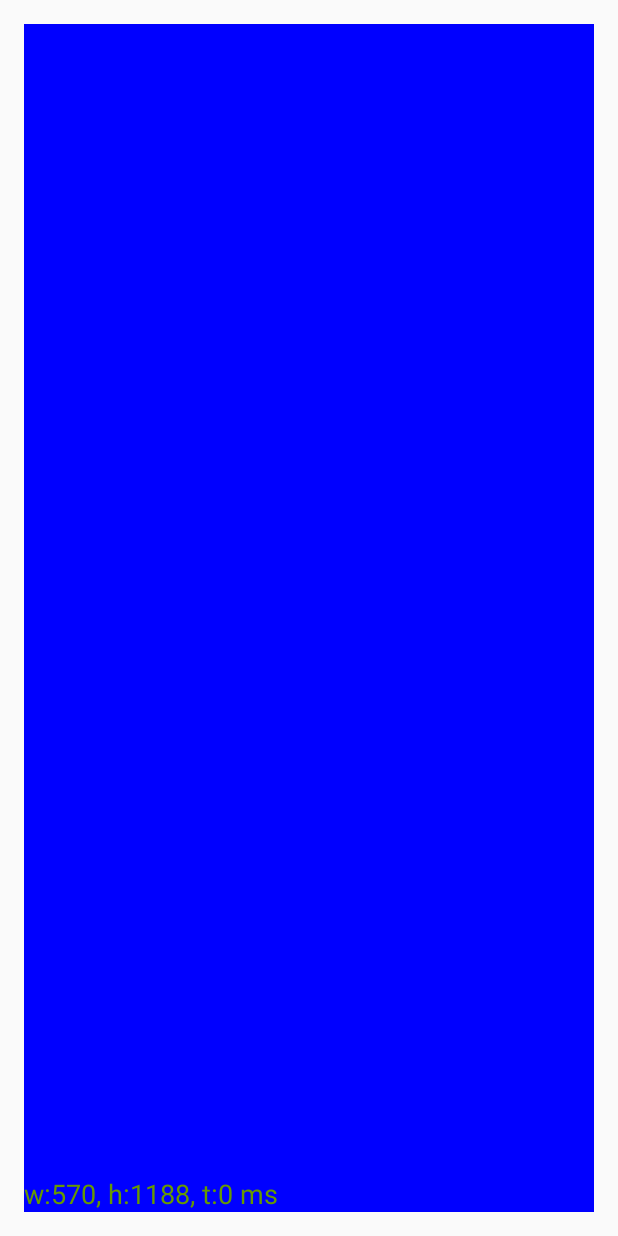
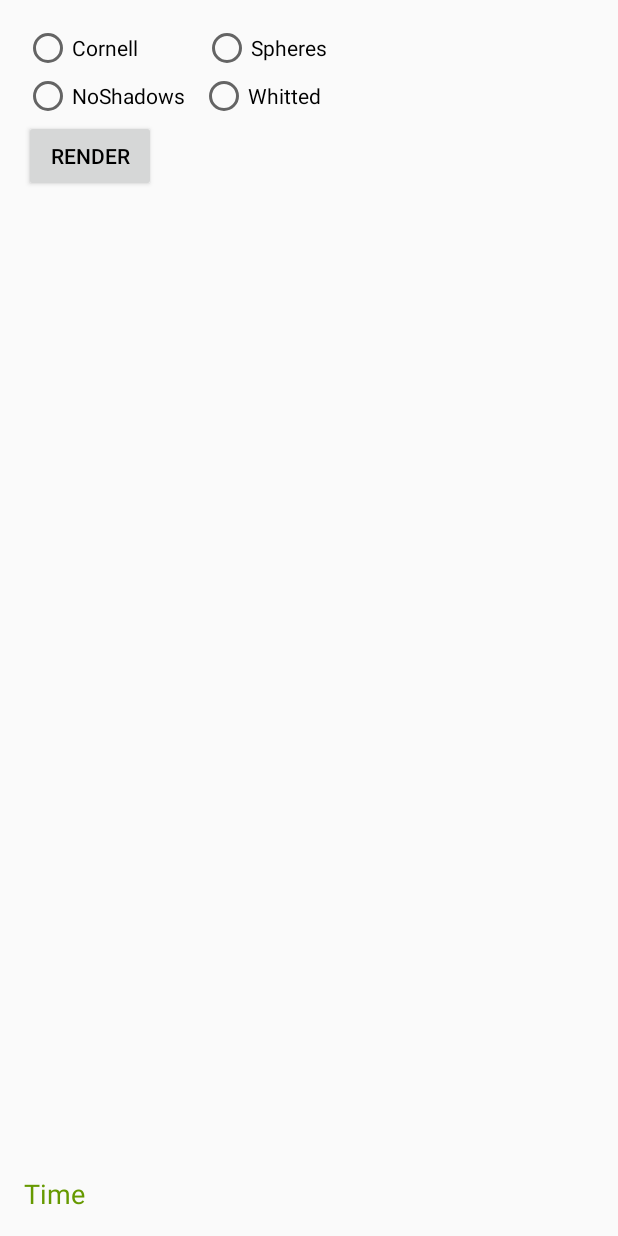
Before and after one commit to mohammadt3anii/MobileRayTracer, an Android app: the screen it shows after launch (MainActivity), on a phone screen of 412 x 824 dp. Run offline under Robolectric (Android 15) with nearby library versions, the light colour scheme and no system bars.

Commit message:
Rearranged the user interface

```diff
--- a/app/src/main/java/com/example/puscas/mobileraytracer/DrawView.java
+++ b/app/src/main/java/com/example/puscas/mobileraytracer/DrawView.java
@@ -12,63 +12,55 @@ public class DrawView extends View {
     private DrawViewImpl impl_;
     private long lastRenderTime_;
     private TextView textView_;
+    private int scene_;
+    private int shader_;
 
     public DrawView(Context context) {
         super(context);
-        init(context);
+        this.init(context);
     }
 
     public DrawView(Context context, AttributeSet attrs) {
         super(context, attrs);
-        init(context);
+        this.init(context);
     }
 
     public DrawView(Context context, AttributeSet attrs, int defStyle) {
         super(context, attrs, defStyle);
-        init(context);
+        this.init(context);
+    }
+
+    public void createScene(int scene, int shader, TextView textView) {
+        this.scene_ = scene;
+        this.shader_ = shader;
+        this.lastRenderTime_ = 0;
+        this.textView_ = textView;
+        this.impl_ = new DrawViewImpl(this.getWidth(), this.getHeight(), this.scene_, this.shader_);
     }
 
     private void init(Context context) {
-        lastRenderTime_ = 0;
-        textView_ = null;
-        post(new Runnable() {
-            @Override
-            public void run() {
-                impl_ = new DrawViewImpl(getWidth(), getHeight());
-            }
-        });
+
     }
 
     @Override
     public void onDraw(Canvas canvas) {
-        if(!isInEditMode())
+        if (!this.isInEditMode())
         {
             long start = SystemClock.elapsedRealtime();
 
-            //Call the implementation (it have the connection to c++)
-            impl_.onDraw(canvas);
+            //Call the implementation (it has the connection to c++)
+            this.impl_.onDraw(canvas);
 
-            lastRenderTime_ = SystemClock.elapsedRealtime() - start;
-            if(textView_ != null)
+            this.lastRenderTime_ = SystemClock.elapsedRealtime() - start;
+            if (this.textView_ != null)
             {
-                textView_.setText("w:"+getWidth()+", h:"+getHeight()+", t:"+lastRenderTime_+" ms");
+                this.textView_.setText("w:" + this.getWidth() + ", h:" + this.getHeight() + ", t:" + this.lastRenderTime_ + " ms");
             }
-
-
-
-
-            //TODO:: need to call this when the user want or in 1 in 1 second
-            //invalidate();
         }
-    }
-
-    public void setTextView(TextView textView)
-    {
-        textView_ = textView;
     }
 
     public long getLastRenderTime()
     {
-        return lastRenderTime_;
+        return this.lastRenderTime_;
     }
 }
--- a/app/src/main/java/com/example/puscas/mobileraytracer/DrawViewImpl.java
+++ b/app/src/main/java/com/example/puscas/mobileraytracer/DrawViewImpl.java
@@ -1,6 +1,7 @@
 package com.example.puscas.mobileraytracer;
 
 import android.graphics.Bitmap;
+import android.graphics.Bitmap.Config;
 import android.graphics.Canvas;
 import android.graphics.Color;
 import android.os.SystemClock;
@@ -14,36 +15,38 @@ public class DrawViewImpl
     static {
         System.loadLibrary("DrawView");
     }
-    private native void initialize(int scene, int shader, int width, int height);
-    private native void drawIntoBitmap(Bitmap image, int width, int height, long elapsedTime);
 
-    private int width_ = 0;
-    private int height_ = 0;
+    private int width_;
+    private int height_;
     private Bitmap bitmap_;
 
-    public DrawViewImpl( int width, int height) {
-        width_ = width;
-        height_ = height;
+    public DrawViewImpl(int width, int height, int scene, int shader) {
+        this.width_ = width;
+        this.height_ = height;
 
-        initialize( 1, 1, width, height);
+        this.initialize(scene, shader, width, height);
     }
+
+    private native void initialize(int scene, int shader, int width, int height);
+
+    private native void drawIntoBitmap(Bitmap image, int width, int height, long elapsedTime);
 
     public void onDraw(Canvas canvas) {
         //Clear screen with background color
-        bitmap_ = Bitmap.createBitmap( width_, height_, Bitmap.Config.ARGB_8888);
-        bitmap_.eraseColor(Color.BLUE);
+        this.bitmap_ = Bitmap.createBitmap(this.width_, this.height_, Config.ARGB_8888);
+        this.bitmap_.eraseColor(Color.BLUE);
 
         long start = SystemClock.elapsedRealtime();
 
         // Call into our C++ code that renders to the bitmap
         //System.out.println(bitmap_.getWidth() + " " + bitmap_.getHeight());
-        drawIntoBitmap(bitmap_, width_, height_, SystemClock.elapsedRealtime());
+        this.drawIntoBitmap(this.bitmap_, this.width_, this.height_, SystemClock.elapsedRealtime());
 
         long end = SystemClock.elapsedRealtime() - start;
         System.out.println(end);
 
         // Present the bitmap on the screen
-        canvas.drawBitmap(bitmap_, 0.0f, 0.0f, null);
+        canvas.drawBitmap(this.bitmap_, 0.0f, 0.0f, null);
 
     }
 
--- a/app/src/main/java/com/example/puscas/mobileraytracer/MainActivity.java
+++ b/app/src/main/java/com/example/puscas/mobileraytracer/MainActivity.java
@@ -2,19 +2,76 @@ package com.example.puscas.mobileraytracer;
 
 import android.app.Activity;
 import android.os.Bundle;
+import android.view.View;
+import android.widget.Button;
+import android.widget.RadioButton;
 import android.widget.TextView;
+
+import com.example.puscas.mobileraytracer.R.id;
+import com.example.puscas.mobileraytracer.R.layout;
 
 public class MainActivity extends Activity {
 
-
+    private Button mRenderButton;
+    private TextView textView;
+    private DrawView drawView;
+    private int scene_;
+    private int shader_;
 
     @Override
     protected void onCreate(Bundle savedInstanceState) {
         super.onCreate(savedInstanceState);
-        setContentView(R.layout.activity_main);
+        this.setContentView(layout.activity_main);
 
-        TextView textView = (TextView) findViewById(R.id.timeText);
-        DrawView drawView = (DrawView) findViewById(R.id.viewDraw);
-        drawView.setTextView(textView);
+        this.textView = (TextView) this.findViewById(id.timeText);
+        this.drawView = (DrawView) this.findViewById(id.viewDraw);
+        this.mRenderButton = (Button) this.findViewById(id.renderButton);
+
+        this.drawView.setVisibility(View.INVISIBLE);
+    }
+
+    public void startRender(View view) {
+        this.mRenderButton.setEnabled(false);
+        System.out.println("scene = " + this.scene_);
+        this.drawView.invalidate();
+        this.drawView.createScene(this.scene_, this.shader_, this.textView);
+        this.drawView.setVisibility(View.VISIBLE);
+        this.mRenderButton.setEnabled(true);
+    }
+
+    public void onSceneRadioButtonClicked(View view) {
+        // Is the button now checked?
+        boolean checked = ((RadioButton) view).isChecked();
+
+        // Check which radio button was clicked
+        switch (view.getId()) {
+            case id.radioCornell:
+                if (checked)
+                    this.scene_ = 0; // cornell
+                break;
+
+            case id.radioSpheres:
+                if (checked)
+                    this.scene_ = 1; // spheres
+                break;
+        }
+    }
+
+    public void onShaderRadioButtonClicked(View view) {
+        // Is the button now checked?
+        boolean checked = ((RadioButton) view).isChecked();
+
+        // Check which radio button was clicked
+        switch (view.getId()) {
+            case id.radioNoShadows:
+                if (checked)
+                    this.shader_ = 0; // No Shadows
+                break;
+
+            case id.radioWhitted:
+                if (checked)
+                    this.shader_ = 1; // Whitted
+                break;
+        }
     }
 }
--- a/app/src/main/res/layout/activity_main.xml
+++ b/app/src/main/res/layout/activity_main.xml
@@ -1,6 +1,5 @@
 <?xml version="1.0" encoding="utf-8"?>
 <RelativeLayout xmlns:android="http://schemas.android.com/apk/res/android"
-    xmlns:app="http://schemas.android.com/apk/res-auto"
                 xmlns:tools="http://schemas.android.com/tools"
                 android:id="@+id/activity_main"
                 android:layout_width="match_parent"
@@ -12,23 +11,103 @@
                 tools:context="com.example.puscas.mobileraytracer.MainActivity">
 
     <view
-        android:layout_height="wrap_content"
+        android:id="@+id/viewDraw"
         class="com.example.puscas.mobileraytracer.DrawView"
-        android:id="@+id/viewDraw"
+        android:layout_width="355dp"
+        android:layout_height="227dp"
+        android:layout_above="@+id/timeText"
+        android:layout_alignParentLeft="true"
+        android:layout_alignParentStart="true"
+        android:layout_below="@+id/renderButton"
+        android:layout_marginBottom="19dp"
         android:elevation="0dp"
-        tools:targetApi="lollipop"
-        android:layout_width="match_parent"
-        />
+        tools:targetApi="lollipop"/>
 
     <TextView
-        android:text="time"
+        android:id="@+id/timeText"
         android:layout_width="wrap_content"
         android:layout_height="wrap_content"
         android:layout_alignParentBottom="true"
         android:layout_alignParentLeft="true"
         android:layout_alignParentStart="true"
-        android:id="@+id/timeText"
+        android:text="@string/time"
         android:textColor="@android:color/holo_green_dark"
         android:textSize="18sp"/>
 
+    <RadioGroup
+        android:id="@+id/radioGroupScene"
+        android:layout_width="wrap_content"
+        android:layout_height="wrap_content"
+        android:layout_alignParentLeft="true"
+        android:layout_alignParentStart="true"
+        android:layout_alignParentTop="true"
+        android:orientation="horizontal"
+        android:weightSum="1">
+
+        <RadioButton
+            android:id="@+id/radioCornell"
+            android:layout_width="wrap_content"
+            android:layout_height="wrap_content"
+            android:layout_weight="0.27"
+            android:onClick="onSceneRadioButtonClicked"
+            android:paddingEnd="43dp"
+            android:paddingLeft="0dp"
+            android:paddingRight="43dp"
+            android:paddingStart="0dp"
+            android:text="@string/cornell"/>
+
+        <RadioButton
+            android:id="@+id/radioSpheres"
+            android:layout_width="wrap_content"
+            android:layout_height="wrap_content"
+            android:layout_weight="1"
+            android:onClick="onSceneRadioButtonClicked"
+            android:text="@string/spheres"/>
+
+    </RadioGroup>
+
+    <RadioGroup
+        android:id="@+id/radioGroupShader"
+        android:layout_width="wrap_content"
+        android:layout_height="wrap_content"
+        android:layout_alignParentLeft="true"
+        android:layout_alignParentStart="true"
+        android:layout_below="@+id/radioGroupScene"
+        android:orientation="horizontal"
+        android:weightSum="1"
+        tools:ignore="RtlHardcoded">
+
+        <RadioButton
+            android:id="@+id/radioNoShadows"
+            android:layout_width="wrap_content"
+            android:layout_height="wrap_content"
+            android:layout_weight="0.41"
+            android:onClick="onShaderRadioButtonClicked"
+            android:paddingEnd="10dp"
+            android:paddingLeft="0dp"
+            android:paddingRight="10dp"
+            android:paddingStart="0dp"
+            android:text="@string/noShadows"/>
+
+        <RadioButton
+            android:id="@+id/radioWhitted"
+            android:layout_width="wrap_content"
+            android:layout_height="match_parent"
+            android:layout_weight="0.14"
+            android:onClick="onShaderRadioButtonClicked"
+            android:text="@string/whitted"/>
+
+    </RadioGroup>
+
+    <Button
+        android:id="@+id/renderButton"
+        android:layout_width="wrap_content"
+        android:layout_height="wrap_content"
+        android:layout_alignParentLeft="true"
+        android:layout_alignParentStart="true"
+        android:layout_below="@+id/radioGroupShader"
+        android:onClick="startRender"
+        android:text="@string/render"/>
+
+
 </RelativeLayout>
--- a/app/src/main/res/values/strings.xml
+++ b/app/src/main/res/values/strings.xml
@@ -1,3 +1,10 @@
 <resources>
     <string name="app_name">MobileRayTracer</string>
+    <string name="time">Time</string>
+    <string name="render">Render</string>
+    <string name="radiobutton">RadioButton</string>
+    <string name="cornell">Cornell</string>
+    <string name="spheres">Spheres</string>
+    <string name="noShadows">NoShadows</string>
+    <string name="whitted">Whitted</string>
 </resources>
```
Lines whose indentation alone changed are shown as unchanged.
